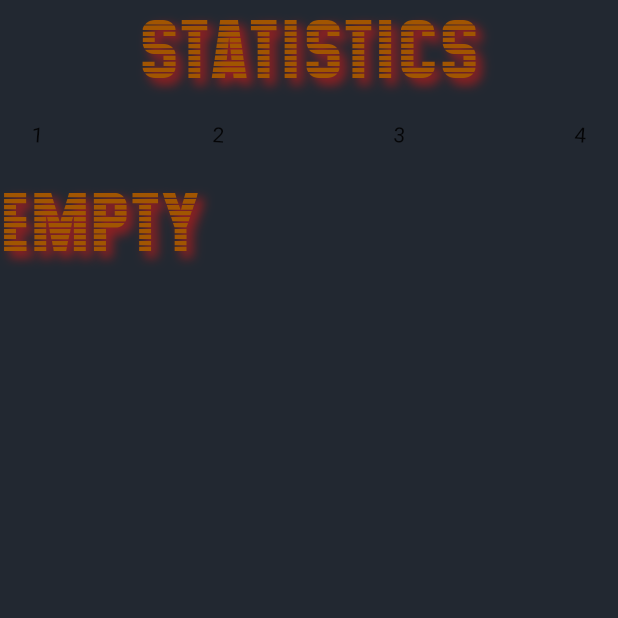
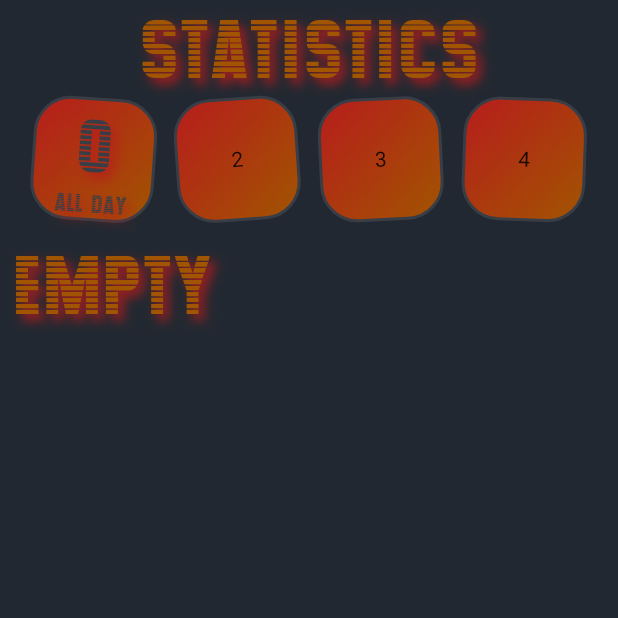
Before and after one commit to arrenaid/focus, a Flutter app: the StatScreen screen opened directly, on a phone screen of 412 x 824 dp, the top half of it. Run offline on Flutter 3.47's test engine with Material 2 defaults, Android fonts, the phone set to English and light mode, and no system bars; our stand-ins replace bloc, equatable, flutter_bloc, flutter_local_notifications, sqflite; accounts and stored records are empty.

Commit message:
statistic_screen.dart refactor

```diff
--- a/lib/constants.dart
+++ b/lib/constants.dart
@@ -15,9 +15,7 @@ const LinearGradient gradient = LinearGradient(
   begin: Alignment.topLeft,
   end: Alignment.bottomRight, //Alignment(0.8, 1),
   colors: <Color>[
-    col1,
-    //col2,
-    col5,
+    col3,
     col4,
   ],
   tileMode: TileMode.mirror,
@@ -54,6 +52,12 @@ const TextStyle tsStat= TextStyle(
   fontFamily: 'Maximus',
   shadows: [shadowDef],
 );
+const TextStyle tsStatAlt = TextStyle(
+  fontSize: 15,
+  color: col5,
+  fontFamily: 'MaxS',
+  shadows: [shadowDef],
+);
 const Shadow shadowDef = Shadow(
     offset: Offset(4.0, 4.0),
     blurRadius: 8.0,
--- a/lib/screens/focus_screen.dart
+++ b/lib/screens/focus_screen.dart
@@ -1,4 +1,5 @@
 //import 'package:android_alarm_manager_plus/android_alarm_manager_plus.dart';
+import 'package:flutter/cupertino.dart';
 import 'package:flutter/material.dart';
 import 'package:flutter_bloc/flutter_bloc.dart';
 import 'package:focus/screens/statistic_screen.dart';
@@ -163,7 +164,8 @@ class FocusPage extends StatelessWidget {
                   return const StatScreen();
                 },);
                 },
-                icon: Icon(Icons.keyboard_arrow_up_rounded)
+                icon: const Icon(CupertinoIcons.arrowtriangle_up, color: col4,
+                  shadows: [shadowDef],)
             ),
           ),
           ],
--- a/lib/screens/statistic_screen.dart
+++ b/lib/screens/statistic_screen.dart
@@ -1,7 +1,5 @@
 import 'dart:math';
-
 import 'package:flutter/material.dart';
-import 'package:flutter/rendering.dart';
 import 'package:flutter_bloc/flutter_bloc.dart';
 import 'package:focus/constants.dart';
 import '../bloc/model_bloc.dart';
@@ -13,11 +11,14 @@ class StatScreen extends StatelessWidget {
   @override
   Widget build(BuildContext context) {
     return BlocBuilder<ModelBloc, ModelState>(builder: (context, state) {
+      List<DayRow> data = state.models.reversed.toList();
+      double topBoxSize = MediaQuery.of(context).size.width /5;
       return Scaffold(
         backgroundColor: col1,
         body: SafeArea(
           child: ListView(
-            //todo list all row
+            padding: const EdgeInsets.symmetric(horizontal: 8),
+            physics: const BouncingScrollPhysics(),
             children: [
               const Text(
                 'statistics',
@@ -25,27 +26,48 @@ class StatScreen extends StatelessWidget {
                 textAlign: TextAlign.center,
               ),
               Wrap(
-                alignment: WrapAlignment.spaceBetween,
+                alignment: WrapAlignment.spaceEvenly,
                 children: [
-                  boxBuild(1, 50.0, false,
-                  Text('1')),
-                  boxBuild(1, 50.0, false,
-                      Text('2')),
-                  boxBuild(1, 50.0, false,
-                      Text('3')),
-                  boxBuild(1, 50.0, false,
-                      Text('4')),
+                  boxBuild( topBoxSize,  pi / 45, isFill: true,
+                      RichText(
+                        text: TextSpan(
+                          text: data.length.toString(),
+                          style: tsStat.copyWith(fontSize: 45),
+                          children: <TextSpan>[
+                            TextSpan(
+                                text: '\nall day',
+                                style: tsStat.copyWith(fontSize: 15)),
+                          ],
+                        ),
+                        textAlign: TextAlign.center,
+                      ),
+
+                      // Column(
+                      //   mainAxisAlignment: MainAxisAlignment.center,
+                      //   crossAxisAlignment: CrossAxisAlignment.center,
+                      //   children: [
+                      //     Text('${data.length}',
+                      //       style: tsStat.copyWith(fontSize: 45),
+                      //     textAlign: TextAlign.center,),
+                      //     Text('all day',
+                      //       style: tsStat.copyWith(fontSize: 15),
+                      //       textAlign: TextAlign.center,),
+                      //
+                      //   ],
+                      // )
+                  ),
+                  boxBuild( topBoxSize,  -pi / 45 , Text('2'), isFill: true),
+                  boxBuild( topBoxSize, -pi / 65, Text('3'), isFill: true),
+                  boxBuild( topBoxSize, pi / 85, Text('4') , isFill: true),
                 ],
               ),
+              const SizedBox(height: 10),
               if (state.models.isNotEmpty) ...[
                 ListView.separated(
                   shrinkWrap: true,
-                  scrollDirection: Axis.vertical,
                   physics: const BouncingScrollPhysics(),
                   itemCount: state.models.length,
-                  padding: const EdgeInsets.all(8.0),
                   itemBuilder: (context, index) {
-                    var data = state.models;
                     return buildRow(data[index], index);
                   },
                   separatorBuilder: (BuildContext context, int index) =>
@@ -73,7 +95,7 @@ class StatScreen extends StatelessWidget {
     return Container(
       height: size,
       decoration: BoxDecoration(
-       // borderRadius: BorderRadius.circular(20),
+        borderRadius: BorderRadius.circular(20),
         gradient: gradient,
       ),
       child: Wrap(
@@ -110,41 +132,86 @@ class StatScreen extends StatelessWidget {
             ),
           ),
           //const SizedBox(width: 20),
-          boxBuild(index, size, false,
-          Text('POM\n${data.pomodoroCount}',
-                    style: tsStat,
-            textAlign: TextAlign.center,
-          ),
+          boxBuild(
+            size,
+            index % 2 == 0 ? -pi / (45) : pi / (45),
+            // Text(
+            //   'POM\n${data.pomodoroCount}',
+            //   style: tsStat,
+            //   textAlign: TextAlign.center,
+            // ),
+            RichText(
+              text: TextSpan(
+                text: data.pomodoroCount.toString(),
+                style: tsStat.copyWith(fontSize: 45),
+                children: <TextSpan>[
+                  TextSpan(
+                      text: '\nPOMODORO',
+                      style: tsStat.copyWith(fontSize: 15)),
+                ],
+              ),
+              textAlign: TextAlign.center,
+            ),
+
           ),
           // SizedBox(width: 20),
-          boxBuild(index, size,true,
-            Text('SHO\n${data.shortCount}',
-                style: tsStat,
-            textAlign: TextAlign.center,),
+          boxBuild(
+            size,
+            index % 2 != 0 ? -pi / (45) : pi / (45),
+            // Text(
+            //   'SHO\n${data.shortCount}',
+            //   style: tsStat,
+            //   textAlign: TextAlign.center,
+            // ),
+            RichText(
+              text: TextSpan(
+                text: 'SHORT\n',
+                style: tsStat.copyWith(fontSize: 15),
+                children: <TextSpan>[
+                  TextSpan(text: data.shortCount.toString(), style: tsStat),
+                ],
+              ),
+              textAlign: TextAlign.center,
+            ),
+
           ),
           //const SizedBox(width: 10),
-          boxBuild(index, size, false,
-            Text('LON\n${data.longCount}',
-                style: tsStat,
-            textAlign: TextAlign.center,),
+          boxBuild(
+            size,
+            index % 2 == 0 ? -pi / (45) : pi / (45),
+            RichText(
+              text: TextSpan(
+                text:'LONG\n',
+                style: tsStat.copyWith(fontSize: 15),
+                children: <TextSpan>[
+                  TextSpan(text: data.longCount.toString(), style: tsStat),
+                ],
+              ),
+              textAlign: TextAlign.center,
+            ),
+
           ),
         ],
       ),
     );
   }
-  Widget boxBuild(index, size,bool isInverse, Widget up, ){
+
+  Widget boxBuild(size, double angle, Widget widget, {bool isFill = false}) {
     return Transform.rotate(
-      angle: index % 2 == 0 && isInverse ? -pi / (45) : pi / (45),
+      angle: angle, //index % 2 == 0 && isInverse ? -pi / (45) : pi / (45),
       child: Container(
         width: size,
         height: size,
-        // decoration: BoxDecoration(
-        //   color: col2.withOpacity(0.6),
-        //   border: Border.all(width: 2, color: col3),
-        //   //borderRadius: BorderRadius.circular(10),
-        // ),
+        decoration: isFill
+            ? BoxDecoration(
+                //color: col2.withOpacity(0.6),
+                gradient: gradient,
+                border: Border.all(width: 2, color: col2),
+                borderRadius: BorderRadius.circular(25),
+              )
+            : null,
         child: Center(
-          child: up,
+          child: widget,
         ),
       ),
     );
```
